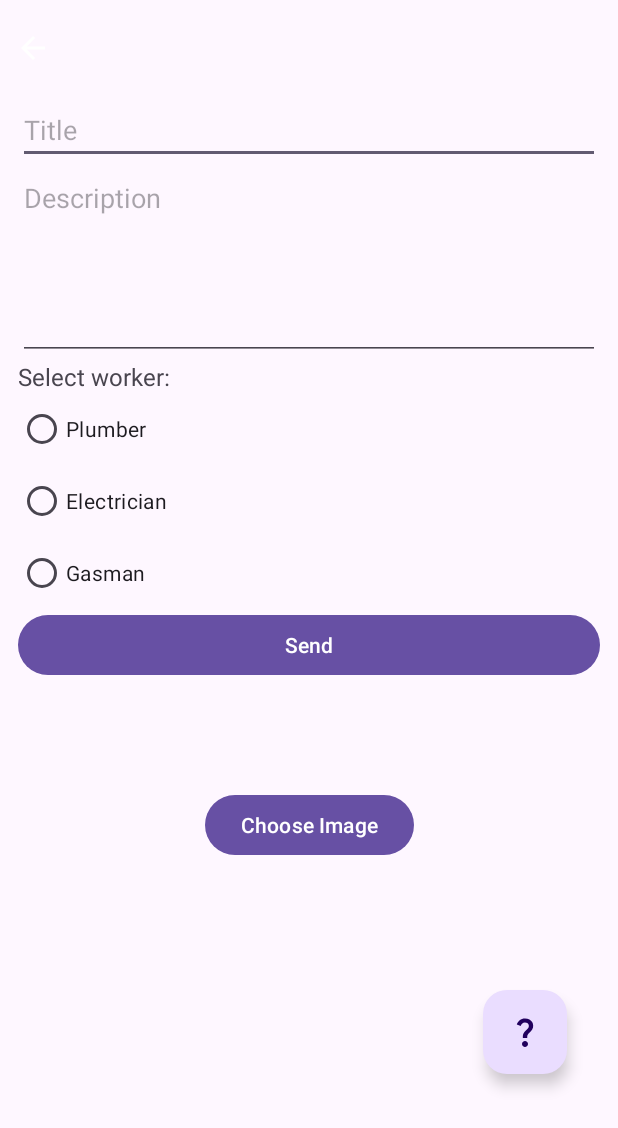
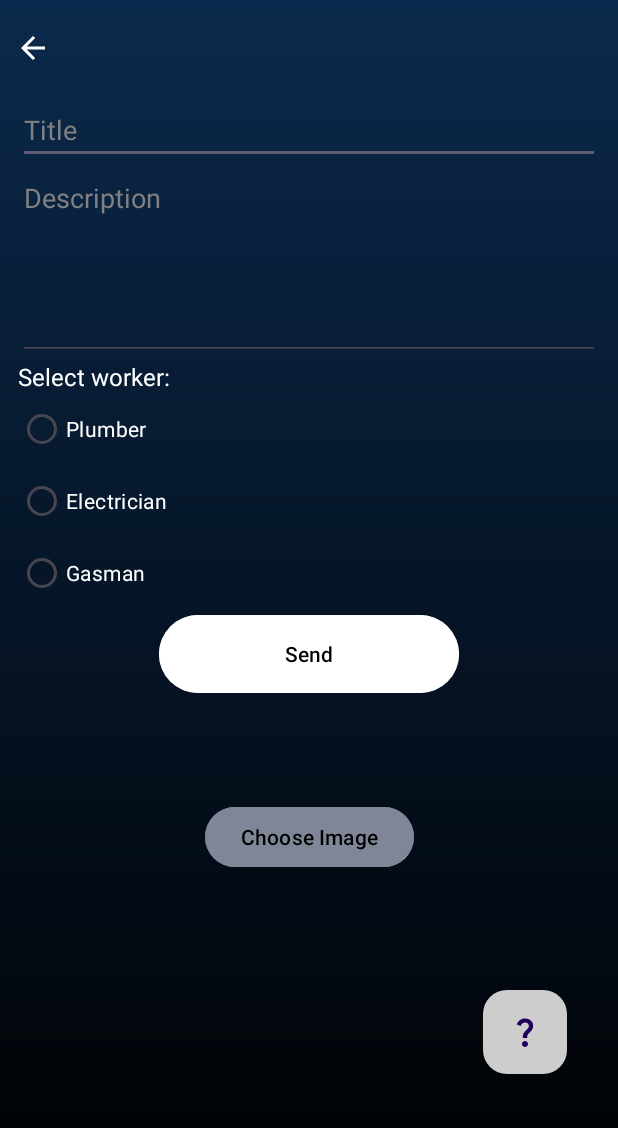
Before and after one commit to Gten71/Support_app, an Android app: the TextEntryActivity screen opened directly, with no data from a screen before it, on a phone screen of 412 x 824 dp. Shown: the top 1128 px of the screen. Run offline under Robolectric (Android 15) with nearby library versions, the phone set to English and light mode, and no system bars; our stand-ins replace Firebase (no records; nobody signed in at launch, a user with empty details on screens opened directly).

Commit message:
fix img scale and add style for activity

```diff
--- a/app/src/main/res/layout/activity_respond.xml
+++ b/app/src/main/res/layout/activity_respond.xml
@@ -90,8 +90,8 @@
     <ImageView
         android:id="@+id/ivProblemPhoto"
         android:layout_width="match_parent"
-        android:layout_height="230dp"
-        android:scaleType="centerCrop"
+        android:layout_height="330dp"
+        android:scaleType="fitCenter"
         android:layout_marginStart="12dp"
         android:layout_marginEnd="12dp"
         app:layout_constraintTop_toBottomOf="@id/btnSendResponse"
--- a/app/src/main/res/layout/activity_text_entry.xml
+++ b/app/src/main/res/layout/activity_text_entry.xml
@@ -4,7 +4,8 @@
     xmlns:app="http://schemas.android.com/apk/res-auto"
     xmlns:tools="http://schemas.android.com/tools"
     android:layout_width="match_parent"
-    android:layout_height="match_parent">
+    android:layout_height="match_parent"
+    android:background="@drawable/gradient_background">
 
     <androidx.appcompat.widget.Toolbar
         android:id="@+id/toolbar"
@@ -36,6 +37,8 @@
         android:layout_width="match_parent"
         android:layout_height="wrap_content"
         android:hint="Title"
+        android:textColor="#FFFFFF"
+        android:textColorHint="#818181"
         app:layout_constraintTop_toBottomOf="@+id/toolbar"
         tools:layout_editor_absoluteX="0dp"
         android:layout_marginStart="12dp"
@@ -47,6 +50,8 @@
         android:layout_height="wrap_content"
         android:gravity="top"
         android:hint="Description"
+        android:textColor="#FFFFFF"
+        android:textColorHint="#818181"
         android:minLines="5"
         app:layout_constraintTop_toBottomOf="@+id/etTitle"
         tools:layout_editor_absoluteX="0dp"
@@ -57,6 +62,7 @@
         android:id="@+id/tvSelectedEmployer"
         android:layout_width="match_parent"
         android:layout_height="wrap_content"
+        android:textColor="#FFFFFF"
         android:text="Select worker: "
         android:textSize="16sp"
         app:layout_constraintTop_toBottomOf="@+id/etContent"
@@ -78,50 +84,56 @@
             android:id="@+id/plumber"
             android:layout_width="wrap_content"
             android:layout_height="wrap_content"
+            android:textColor="#FFFFFF"
             android:text="Plumber" />
 
         <RadioButton
             android:id="@+id/electrician"
             android:layout_width="wrap_content"
             android:layout_height="wrap_content"
+            android:textColor="#FFFFFF"
             android:text="Electrician" />
 
         <RadioButton
             android:id="@+id/gasman"
             android:layout_width="wrap_content"
             android:layout_height="wrap_content"
+            android:textColor="#FFFFFF"
             android:text="Gasman" />
 
     </RadioGroup>
 
+
     <Button
         android:id="@+id/btnSend"
-        android:layout_width="match_parent"
-        android:layout_height="wrap_content"
+        android:layout_width="200dp"
+        android:layout_height="60dp"
+        android:backgroundTint="#FFFFFF"
         android:text="Send"
-        app:layout_constraintTop_toBottomOf="@+id/radioGroupEmployers"
-        tools:layout_editor_absoluteX="-34dp"
-        android:layout_marginStart="12dp"
-        android:layout_marginEnd="12dp"/>
-
+        android:textColor="@color/black"
+        app:layout_constraintEnd_toEndOf="parent"
+        app:layout_constraintStart_toStartOf="parent"
+        app:layout_constraintTop_toBottomOf="@+id/radioGroupEmployers" />
 
     <Button
         android:id="@+id/btnChooseImage"
         android:layout_width="wrap_content"
         android:layout_height="wrap_content"
-        android:layout_marginTop="72dp"
-        android:layout_marginEnd="136dp"
+        android:layout_marginTop="68dp"
+        android:backgroundTint="#7E8697"
         android:text="Choose Image"
+        android:textColor="@color/black"
         app:layout_constraintEnd_toEndOf="parent"
+        app:layout_constraintStart_toStartOf="parent"
         app:layout_constraintTop_toBottomOf="@+id/btnSend" />
 
     <ImageView
         android:id="@+id/selectedImage"
         android:layout_width="match_parent"
-        android:layout_height="wrap_content"
+        android:layout_height="200dp"
         android:layout_margin="16dp"
         android:adjustViewBounds="true"
-        android:scaleType="centerCrop"
+        android:scaleType="fitCenter"
         android:visibility="gone"
         app:layout_constraintTop_toBottomOf="@+id/btnChooseImage" />
 
@@ -131,6 +143,7 @@
         android:layout_height="wrap_content"
         android:layout_marginEnd="34dp"
         android:layout_marginBottom="108dp"
+        android:backgroundTint="#CDCDCD"
         android:clickable="true"
         app:layout_constraintBottom_toBottomOf="parent"
         app:layout_constraintEnd_toEndOf="parent"
--- a/app/src/main/res/layout/list_item_problem.xml
+++ b/app/src/main/res/layout/list_item_problem.xml
@@ -27,13 +27,14 @@
         android:layout_width="wrap_content"
         android:layout_height="wrap_content"
         android:textSize="14sp" />
+
     <ImageView
         android:id="@+id/ivProblemPhoto"
         android:layout_width="match_parent"
         android:layout_height="230dp"
         android:layout_marginTop="8dp"
         android:layout_marginBottom="8dp"
-        android:scaleType="centerCrop" />
+        android:scaleType="fitCenter" />
 
     <View
         android:layout_width="match_parent"
```
